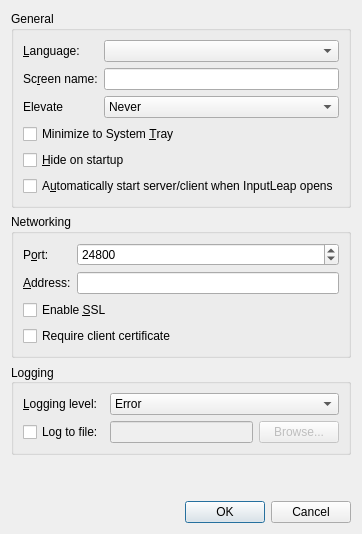
The window that src/gui/src/SettingsDialog.ui (BigOreo/BlueBridge) describes before a commit, drawn with Qt 5.
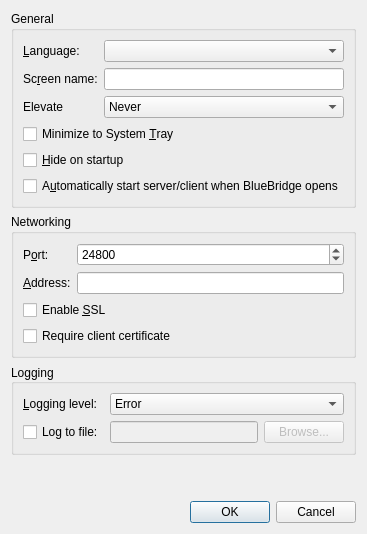
The same window after the commit.

Commit message:
Show the BlueBridge name and icon everywhere
Rename the app in every window, message, menu and tray tooltip, the
installer (name, shortcuts, setup file, firewall rule, service display
name), the Windows file details, the Mac and Linux app names and the
policy templates. Every window, including the setup wizard, now shows
the BlueBridge icon in its title bar.

Internal names stay as they were so upgrades keep working: the program
files, the service name, the settings and policy registry keys and the
data folder. The installer removes the old shortcuts and firewall rule.

```diff
--- a/src/gui/src/SettingsDialog.ui
+++ b/src/gui/src/SettingsDialog.ui
@@ -129,7 +129,7 @@
       <item row="5" column="0" colspan="2">
        <widget class="QCheckBox" name="m_pCheckBoxAutoStart">
         <property name="text">
-         <string>A&amp;utomatically start server/client when InputLeap opens</string>
+         <string>A&amp;utomatically start server/client when BlueBridge opens</string>
         </property>
        </widget>
       </item>
```
Left out of the diff: 2 changed lines with no effect on the pictures. The commit also changes 31 other files.
